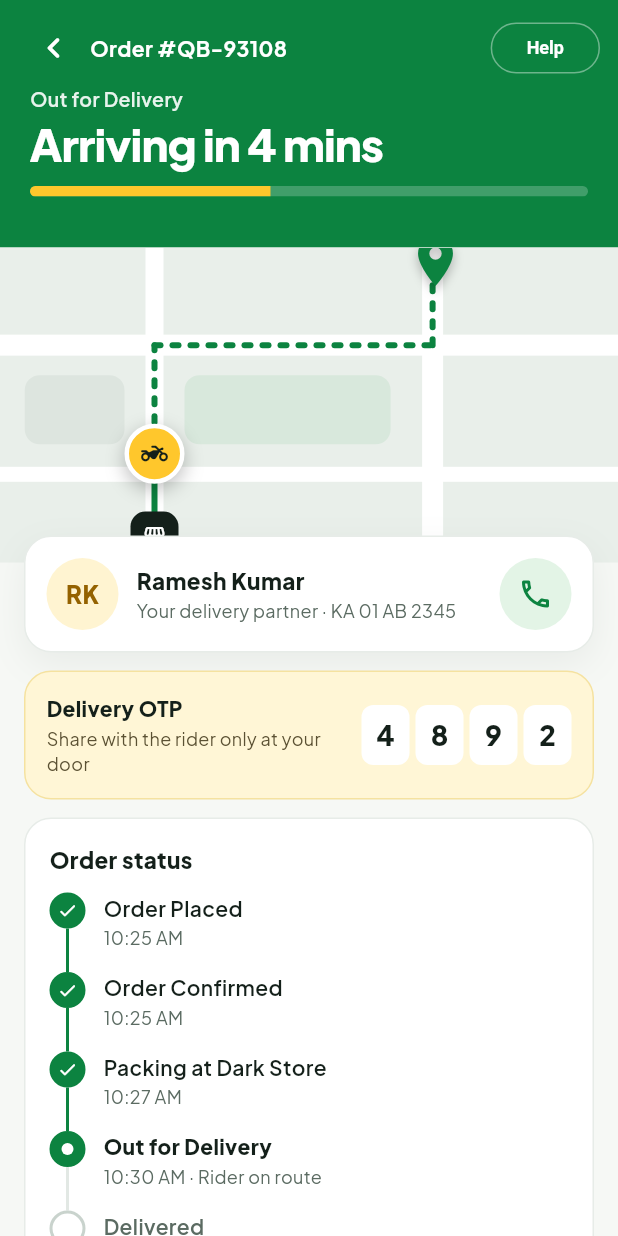
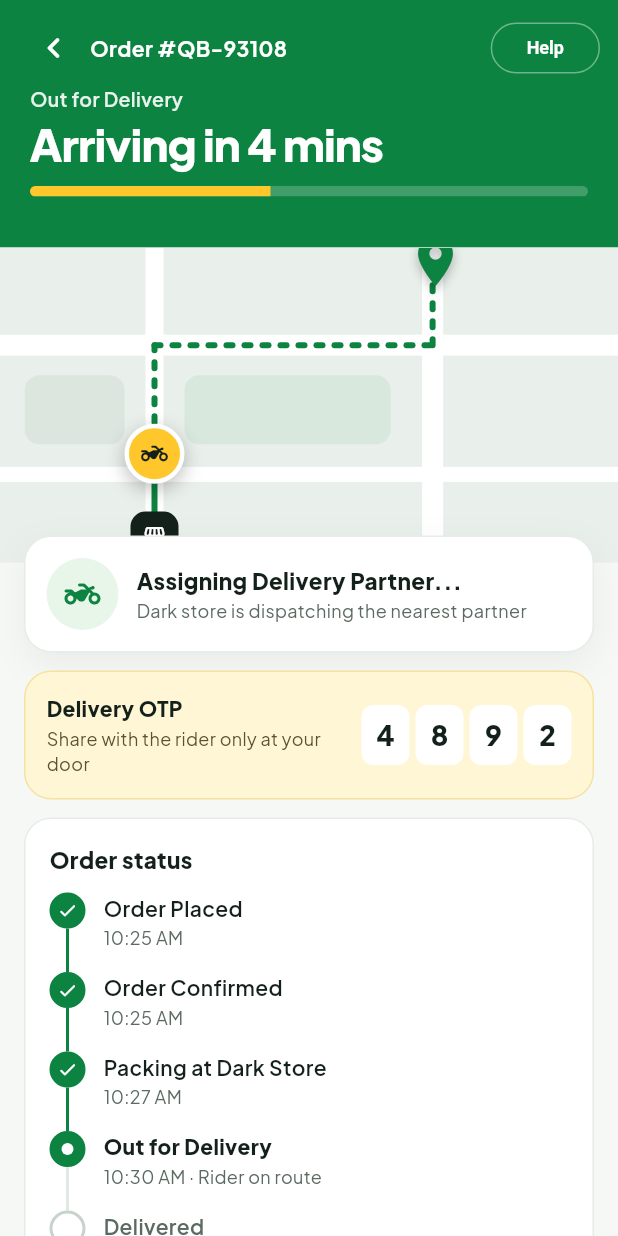
Before and after one commit to snehadabbati-cloud/quick-basket, a Flutter app: the screen it shows after launch, item 4 of the bottom bar chosen, after a tap on "Track order", on a phone screen of 412 x 824 dp. Run offline on Flutter 3.47's test engine with Material 3 defaults, Android fonts, the phone set to English and light mode, and no system bars; our stand-ins replace google_fonts, shared_preferences, supabase_flutter; missing offline and left inert: dart:html; accounts and stored records are empty; network calls fail.

Commit message:
feat(rider): complete Phase 4 - Customer tracking sync and End-to-End multi-role integration verification

```diff
--- a/lib/features/order/screens/order_tracking_screen.dart
+++ b/lib/features/order/screens/order_tracking_screen.dart
@@ -261,18 +261,29 @@ class _OrderTrackingScreenState extends State<OrderTrackingScreen> {
   List<(String, String)> get _steps {
     final t = _activeOrder.createdAt;
     final eta = t.add(Duration(minutes: _activeOrder.estimatedDeliveryMinutes));
+    final packingSubtitle = _currentStatus == OrderStatus.partnerAssigned && _activeOrder.riderName != null
+        ? 'Partner ${_activeOrder.riderName} assigned'
+        : qbTime(t.add(const Duration(minutes: 2)));
+    final outSubtitle = _activeOrder.riderName != null
+        ? '${qbTime(t.add(const Duration(minutes: 5)))} · ${_activeOrder.riderName} on route'
+        : '${qbTime(t.add(const Duration(minutes: 5)))} · Rider on route';
     return [
       ('Order Placed', qbTime(t)),
       ('Order Confirmed', qbTime(t)),
-      ('Packing at Dark Store', qbTime(t.add(const Duration(minutes: 2)))),
-      ('Out for Delivery', '${qbTime(t.add(const Duration(minutes: 5)))} · Rider on route'),
+      ('Packing at Dark Store', packingSubtitle),
+      ('Out for Delivery', outSubtitle),
       ('Delivered', _isDelivered ? 'Delivered' : 'Expected by ${qbTime(eta)}'),
     ];
   }
 
   void _callRider() {
+    final name = _activeOrder.riderName ?? 'Delivery Partner';
+    final phone = _activeOrder.riderPhone ?? '+91 98765 43210';
     ScaffoldMessenger.of(context).showSnackBar(
-      const SnackBar(content: Text('Calling delivery partner Ramesh Kumar...')),
+      SnackBar(
+        content: Text('Calling delivery partner $name ($phone)...'),
+        behavior: SnackBarBehavior.floating,
+      ),
     );
   }
 
@@ -395,7 +406,7 @@ class _OrderTrackingScreenState extends State<OrderTrackingScreen> {
                     ],
                   ),
                 ),
-                const SizedBox(height: 210, child: _RouteMap()),
+                SizedBox(height: 210, child: _RouteMap(riderName: _activeOrder.riderName)),
                 Transform.translate(
                   offset: const Offset(0, -18),
                   child: Padding(
@@ -506,6 +517,33 @@ class _OrderTrackingScreenState extends State<OrderTrackingScreen> {
   }
 
   Widget _riderCard({bool shadow = false}) {
+    final hasRider = _activeOrder.riderName != null && _activeOrder.riderName!.trim().isNotEmpty;
+    final riderName = hasRider ? _activeOrder.riderName! : 'Assigning Delivery Partner...';
+    final riderInitials = hasRider
+        ? riderName.trim().split(' ').map((p) => p.isNotEmpty ? p[0].toUpperCase() : '').take(2).join()
+        : 'DP';
+    final riderVehicle = _activeOrder.riderVehicleNumber ?? 'Vehicle';
+
+    String subtitle;
+    if (!hasRider) {
+      subtitle = 'Dark store is dispatching the nearest partner';
+    } else {
+      switch (_activeOrder.deliveryStage) {
+        case 'out_for_delivery':
+          subtitle = 'On the way to your doorstep · $riderVehicle';
+          break;
+        case 'picked_up':
+        case 'reached_store':
+          subtitle = 'Order picked up at dark store · $riderVehicle';
+          break;
+        case 'accepted':
+        case 'assigned':
+        default:
+          subtitle = 'Partner assigned · $riderVehicle';
+          break;
+      }
+    }
+
     return Container(
       padding: const EdgeInsets.all(14),
       decoration: qbCard(shadow: shadow),
@@ -514,21 +552,37 @@ class _OrderTrackingScreenState extends State<OrderTrackingScreen> {
           Container(
             width: 48,
             height: 48,
-            decoration: const BoxDecoration(color: Color(0xFFFFF4D1), shape: BoxShape.circle),
+            decoration: BoxDecoration(
+              color: hasRider ? const Color(0xFFFFF4D1) : const Color(0xFFE8F5E9),
+              shape: BoxShape.circle,
+            ),
             alignment: Alignment.center,
-            child: const Text('RK', style: TextStyle(fontSize: 16, fontWeight: FontWeight.w800, color: Color(0xFF946200))),
+            child: hasRider
+                ? Text(riderInitials, style: const TextStyle(fontSize: 16, fontWeight: FontWeight.w800, color: Color(0xFF946200)))
+                : const Icon(Icons.two_wheeler_rounded, color: Color(0xFF0C8340), size: 24),
           ),
           const SizedBox(width: 12),
-          const Expanded(
+          Expanded(
             child: Column(
               crossAxisAlignment: CrossAxisAlignment.start,
               children: [
-                Text('Ramesh Kumar', style: TextStyle(fontSize: 15, fontWeight: FontWeight.w800)),
-                SizedBox(height: 2),
-                Text('Your delivery partner · KA 01 AB 2345', style: TextStyle(fontSize: 12, color: AppColors.textSecondary)),
+                Text(
+                  riderName,
+                  style: const TextStyle(fontSize: 15, fontWeight: FontWeight.w800),
+                  maxLines: 1,
+                  overflow: TextOverflow.ellipsis,
+                ),
+                const SizedBox(height: 2),
+                Text(
+                  subtitle,
+                  style: const TextStyle(fontSize: 12, color: AppColors.textSecondary),
+                  maxLines: 1,
+                  overflow: TextOverflow.ellipsis,
+                ),
               ],
             ),
           ),
+          if (hasRider)
             Material(
               color: AppColors.primaryLight,
               shape: const CircleBorder(),
@@ -871,7 +925,7 @@ class _OrderTrackingScreenState extends State<OrderTrackingScreen> {
                                   height: 520,
                                   decoration: qbCard(radius: 22),
                                   clipBehavior: Clip.antiAlias,
-                                  child: const _RouteMap(large: true),
+                                  child: _RouteMap(large: true, riderName: _activeOrder.riderName),
                                 ),
                               ),
                               const SizedBox(width: 20),
@@ -973,7 +1027,8 @@ class _OrderTrackingScreenState extends State<OrderTrackingScreen> {
 /// Stylised route map: streets, blocks, dark store, rider and home pins.
 class _RouteMap extends StatelessWidget {
   final bool large;
-  const _RouteMap({this.large = false});
+  final String? riderName;
+  const _RouteMap({this.large = false, this.riderName});
 
   @override
   Widget build(BuildContext context) {
@@ -1053,12 +1108,12 @@ class _RouteMap extends StatelessWidget {
                       borderRadius: BorderRadius.circular(12),
                       boxShadow: const [BoxShadow(color: Colors.black12, blurRadius: 12, offset: Offset(0, 4))],
                     ),
-                    child: const Text.rich(
+                    child: Text.rich(
                       TextSpan(children: [
-                        TextSpan(text: 'Rider on the way', style: TextStyle(fontWeight: FontWeight.w800)),
-                        TextSpan(text: ' · Ramesh is heading to you'),
+                        const TextSpan(text: 'Rider on the way', style: TextStyle(fontWeight: FontWeight.w800)),
+                        TextSpan(text: ' · ${riderName ?? "Delivery partner"} is heading to you'),
                       ]),
-                      style: TextStyle(fontSize: 13),
+                      style: const TextStyle(fontSize: 13),
                     ),
                   ),
                 ),
```
Also changed, not shown: lib/services/supabase_service.dart (+3 -4 lines), 1 other file. Lines whose indentation alone changed are shown as unchanged.
